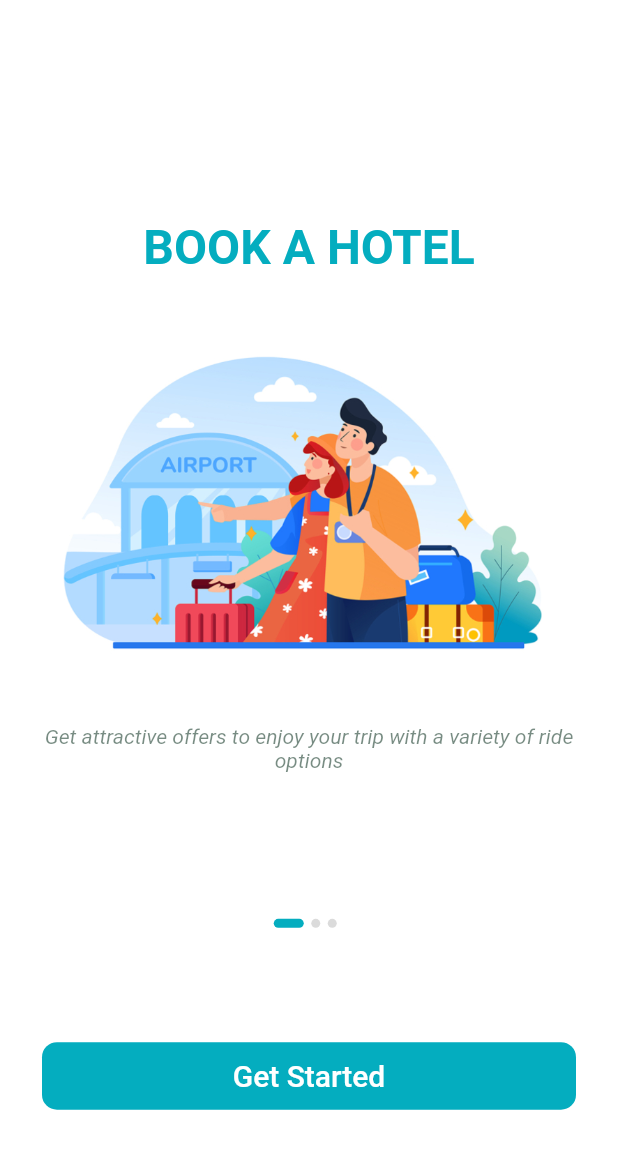
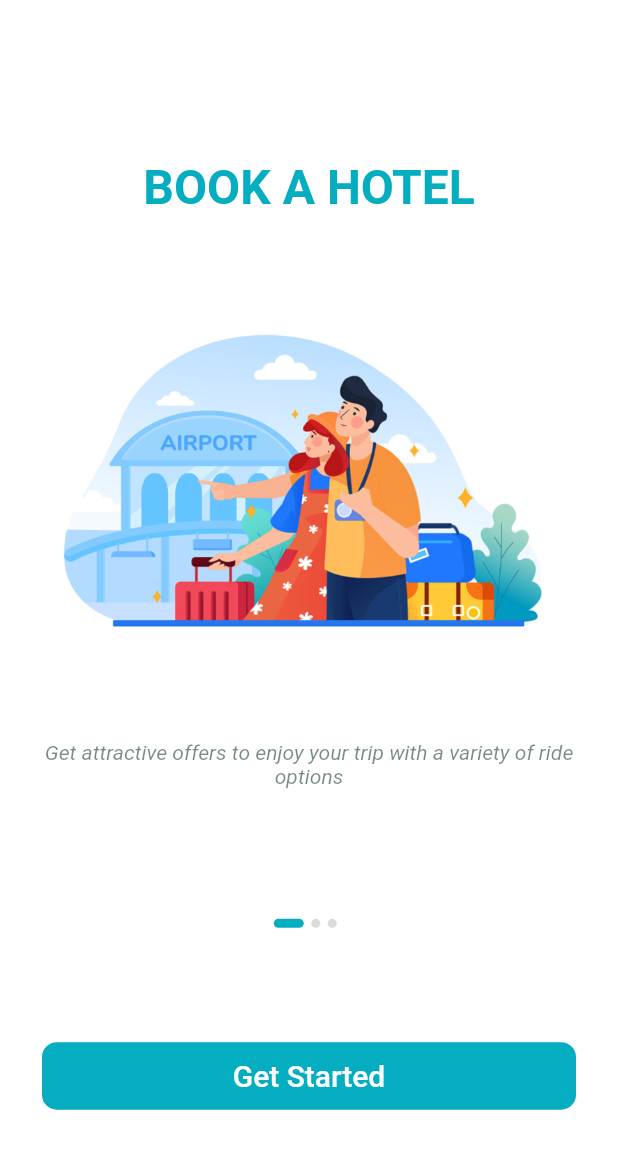
Before and after one commit to frankielp/KooLB, a Flutter app: the screen it shows after launch, on a phone screen of 412 x 824 dp. Shown: the top 1149 px of the screen. Run offline on Flutter 3.47's test engine with Material 2 defaults, Android fonts, the phone set to English and light mode, and no system bars; our stand-ins replace cloud_firestore, firebase_auth, firebase_core, flutter_svg, geolocator, google_fonts and 2 more; missing offline and left inert: firebase_ui_auth, flutter_polyline_points; accounts and stored records are empty.

Commit message:
Update splash_screen.dart

```diff
--- a/src/koolb/lib/ui/splash_screen.dart
+++ b/src/koolb/lib/ui/splash_screen.dart
@@ -148,9 +148,10 @@ class SplashContent extends StatelessWidget {
 
   @override
   Widget build(BuildContext context) {
+    Size size = MediaQuery.of(context).size;
     return Column(
       children: <Widget>[
-        const SizedBox(height: 90),
+        const SizedBox(height: 50),
         Text(
           text,
           style: const TextStyle(
@@ -163,6 +164,7 @@ class SplashContent extends StatelessWidget {
         SizedBox(height: 10,),
         Image.asset(
           image,
+          height: size.height * 0.4,
         ),
         SizedBox(height: 10,),
         Text(
```
